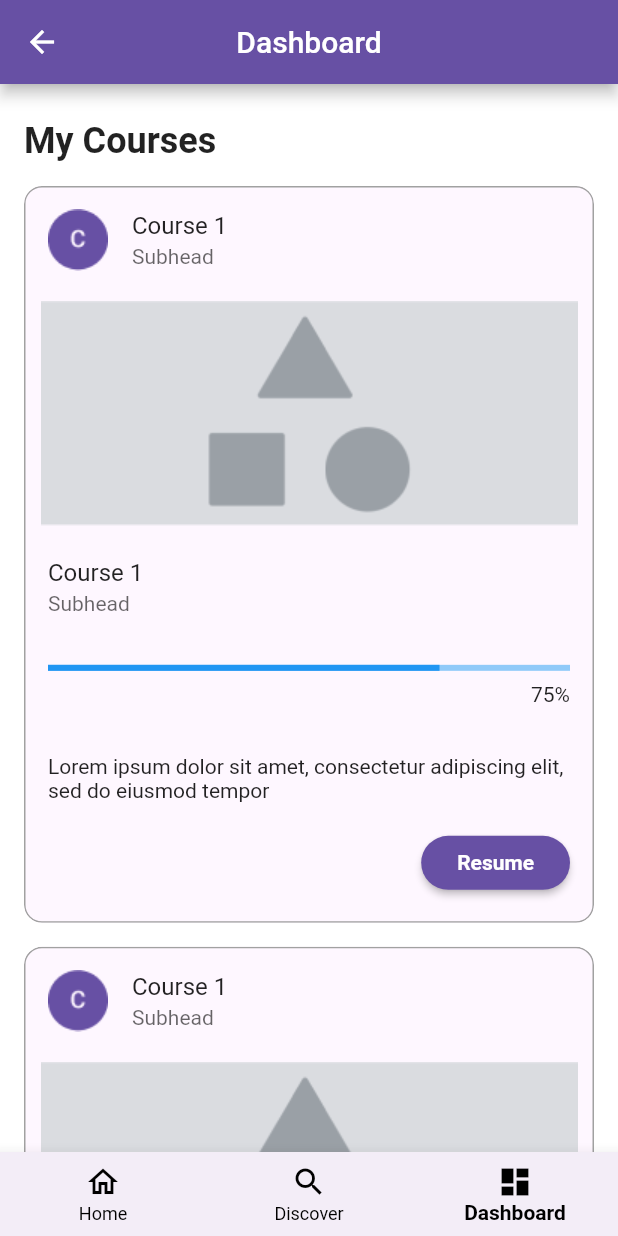
After one commit to Three-Musketeers-IF-C-Sore/course-app-mobile, a Flutter app: the BasePage screen opened directly, item 3 of the bottom bar chosen, after a tap on "Resume", on a phone screen of 412 x 824 dp. The commit adds this screen. Run offline on Flutter 3.47's test engine with Material 2 defaults, Android fonts, the phone set to English and light mode, and no system bars; our stand-ins replace carousel_slider, font_awesome_flutter, image_picker; missing offline and left inert: indexed.

Commit message:
add home, dashboard, base screen

```diff
--- a/lib/main.dart
+++ b/lib/main.dart
@@ -1,10 +1,10 @@
 import 'package:bp/providers/enrolled_course_provider.dart';
 import 'package:bp/providers/theme_mode_provider.dart';
+import 'package:bp/screens/base_screen.dart';
 import 'package:bp/screens/discover_screen.dart';
 import 'package:bp/screens/login_screen.dart';
 import 'package:bp/screens/setting_screen.dart';
 import 'package:bp/theme/colors.dart';
-import 'package:bp/theme/typography.dart';
 import 'package:flutter/material.dart';
 import 'package:provider/provider.dart';
 
@@ -61,6 +61,15 @@ class _MyHomePageState extends State<MyHomePage> {
         child: Column(
           mainAxisAlignment: MainAxisAlignment.center,
           children: <Widget>[
+            TextButton(
+              onPressed: () {
+                Navigator.push(
+                    context,
+                    MaterialPageRoute(
+                        builder: (context) => const BasePage()));
+              },
+              child: const Text('Home Page'),
+            ),
             // Temporary button to setting page
             TextButton(
               onPressed: () {
--- /dev/null
+++ b/lib/screens/base_screen.dart
@@ -0,0 +1,85 @@
+import 'package:bp/providers/theme_mode_provider.dart';
+import 'package:bp/screens/dashboard_screen.dart';
+import 'package:bp/screens/discover_screen.dart';
+import 'package:bp/screens/home_screen.dart';
+import 'package:bp/theme/colors.dart';
+import 'package:flutter/material.dart';
+import 'package:provider/provider.dart';
+import 'package:carousel_slider/carousel_slider.dart';
+
+class BasePage extends StatefulWidget {
+  const BasePage({super.key});
+
+  @override
+  State<BasePage> createState() => _BasePageState();
+}
+
+class _BasePageState extends State<BasePage> {
+
+    int _selectedIndex = 0;
+
+    void _onItemTapped(int index) {
+      setState(() {
+        _selectedIndex = index;
+      });
+    }
+
+    final _pageNames = [
+      'Home',
+      'Discover',
+      'Dashboard',
+    ];
+
+    final List<Widget> _widgetOptions = [
+      const HomePage(),
+      const DiscoverPage(),
+      const DashboardPage(),
+  ];
+
+  @override
+  Widget build(BuildContext context) {
+    final setting = Provider.of<ThemeModeProvider>(context);
+    final currentWidth = MediaQuery.of(context).size.width;
+
+    return Scaffold(
+      backgroundColor: setting.backgroundColor,
+      appBar: AppBar(
+        // title: Text(_widgetOptions[_selectedIndex][0]),
+        title: Text(_pageNames[_selectedIndex]),
+        centerTitle: true,
+        backgroundColor: $primary500,
+      ),
+      body: SingleChildScrollView(
+        // child: _widgetOptions[_selectedIndex][1],
+        child: _widgetOptions[_selectedIndex],
+      ),
+      bottomNavigationBar: BottomNavigationBar(
+        currentIndex: _selectedIndex,
+        backgroundColor: const Color.fromRGBO(243, 237, 247, 1.0),
+        selectedItemColor: const Color.fromRGBO(0, 0, 0, 1),
+        unselectedItemColor: const Color.fromRGBO(0, 0, 0, 1),
+        selectedLabelStyle: const TextStyle(
+          fontWeight: FontWeight.w600,
+        ),
+        items: const [
+          BottomNavigationBarItem(
+            icon: Icon(Icons.home_outlined),
+            label: 'Home',
+            activeIcon: Icon(Icons.home_filled),
+          ),
+          BottomNavigationBarItem(
+            icon: Icon(Icons.search),
+            label: 'Discover',
+            activeIcon: Icon(Icons.search),
+          ),
+          BottomNavigationBarItem(
+            icon: Icon(Icons.dashboard_outlined),
+            label: 'Dashboard',
+            activeIcon: Icon(Icons.dashboard),
+          ),
+        ],
+        onTap: _onItemTapped,
+      ),
+    );
+  }
+}
--- /dev/null
+++ b/lib/screens/dashboard_screen.dart
@@ -0,0 +1,141 @@
+import 'package:bp/providers/theme_mode_provider.dart';
+import 'package:flutter/material.dart';
+import 'package:provider/provider.dart';
+
+class DashboardPage extends StatefulWidget {
+  const DashboardPage({super.key});
+
+  @override
+  State<DashboardPage> createState() => _DashboardPageState();
+}
+
+class _DashboardPageState extends State<DashboardPage> {
+
+  @override
+  Widget build(BuildContext context) {
+    final setting = Provider.of<ThemeModeProvider>(context);
+    final currentWidth = MediaQuery.of(context).size.width;
+
+    return Padding(
+      padding: const EdgeInsets.only(top: 24, right: 16, left: 16),
+      child: Column(
+        children: [
+          SizedBox(
+            width: currentWidth,
+            child: const Text(
+              'My Courses',
+              style: TextStyle(
+                fontSize: 24,
+                fontWeight: FontWeight.w700,
+              ),
+            ),
+          ),
+
+          SizedBox(height: 16),
+
+          SingleChildScrollView(
+            child: Column(
+              children: [1,2,3,4,5].map((i) {
+                return Card(
+                  margin: const EdgeInsets.only(bottom: 16),
+                  color: const Color.fromRGBO(254, 247, 255, 1),
+                  elevation: 0,
+                  shape: const RoundedRectangleBorder(
+                    side: BorderSide(
+                      color: Color.fromRGBO(161, 161, 161, 1),
+                    ),
+                    borderRadius: BorderRadius.all(Radius.circular(12)),
+                  ),
+                  clipBehavior: Clip.antiAlias,
+                  child: Column(
+                    children: [
+                      ListTile(
+                        leading: Image.asset('assets/images/home/course-icon.png'),
+                        title: const Text('Course 1'),
+                        subtitle: Text(
+                          'Subhead',
+                          style: TextStyle(color: Colors.black.withOpacity(0.6)),
+                        ),
+                      ),
+                      SizedBox(
+                        width: currentWidth,
+                        child: Image.asset('assets/images/home/course-image.png'),
+                      ),
+
+                      ListTile(
+                        title: const Text('Course 1'),
+                        subtitle: Text(
+                          'Subhead',
+                          style: TextStyle(color: Colors.black.withOpacity(0.6)),
+                        ),
+                      ),
+
+                      Padding(
+                        padding: const EdgeInsets.all(16),
+                        child: Column(
+                          crossAxisAlignment: CrossAxisAlignment.end,
+                          children: const [
+                            LinearProgressIndicator(
+                              value: 0.75,
+                              semanticsLabel: 'Linear progress indicator',
+                            ),
+                            SizedBox(height: 8),
+                            Text(
+                              "75%",
+                              style: TextStyle(
+                                fontSize: 14,
+                              ),
+                            ),
+                          ],
+                        ),
+                      ),
+
+                      const Padding(
+                        padding: EdgeInsets.all(16),
+                        child: Text('Lorem ipsum dolor sit amet, consectetur adipiscing elit, sed do eiusmod tempor'),
+                      ),
+
+                      Container(
+                        width: currentWidth,
+                        padding: EdgeInsets.only(right: 16, bottom: 16),
+                        child: Row(
+                          mainAxisSize: MainAxisSize.min,
+                          mainAxisAlignment: MainAxisAlignment.end,
+                          crossAxisAlignment: CrossAxisAlignment.start,
+                          children: [
+                            ElevatedButton(
+                              onPressed: () => {},
+                              style: ButtonStyle(
+                                backgroundColor: MaterialStateProperty.all<Color>(Color.fromRGBO(103, 80, 164, 1)),
+                                padding: MaterialStateProperty.all<EdgeInsets>(
+                                  const EdgeInsets.only(top: 10, bottom: 10, left: 24, right: 24)
+                                ),
+                                shape: MaterialStateProperty.all<RoundedRectangleBorder>(
+                                  RoundedRectangleBorder(
+                                    borderRadius: BorderRadius.circular(18.0),
+                                  )
+                                )
+                              ),
+                              child: const Text(
+                                style: TextStyle(
+                                  fontSize: 14,
+                                  fontWeight: FontWeight.w600,
+                                ),
+                                'Resume',
+                              ),
+                            ),
+                          ],
+                        ),
+                      )
+
+                    ],
+                  ),
+                );
+              }).toList(),
+            ),
+          )
+        ],
+      ),
+    );
+  }
+}
--- a/lib/screens/discover_screen.dart
+++ b/lib/screens/discover_screen.dart
@@ -68,15 +68,7 @@ class _DiscoverPageState extends State<DiscoverPage> {
     final setting = Provider.of<ThemeModeProvider>(context);
     final currentWidth = MediaQuery.of(context).size.width;
 
-    return Scaffold(
-      backgroundColor: setting.backgroundColor,
-      appBar: AppBar(
-        title: const Text('Courses'),
-        centerTitle: true,
-        backgroundColor: $primary500,
-      ),
-      body: SingleChildScrollView(
-        child: Padding(
+    return Padding(
           padding: const EdgeInsets.symmetric(vertical: 25, horizontal: 15),
           child: Column(
             mainAxisAlignment: MainAxisAlignment.start,
@@ -129,7 +121,22 @@ class _DiscoverPageState extends State<DiscoverPage> {
                   },
                   itemBuilder: (context, index) {
                     return GestureDetector(
-                      onTap: () => Navigator.push(context, MaterialPageRoute(builder: (context) => CourseDetailPage(id: recommend[index]['id'], image: recommend[index]['image'], title: recommend[index]['title'], university: recommend[index]['university'], instructor: recommend[index]['instructor'], description: recommend[index]['description'], chapter: recommend[index]['chapter'],rating: recommend[index]['rating']))),
+                      onTap: () => Navigator.push(
+                        context,
+                        MaterialPageRoute(
+                          builder: (context) =>
+                            CourseDetailPage(
+                              id: recommend[index]['id'],
+                              image: recommend[index]['image'],
+                              title: recommend[index]['title'],
+                              university: recommend[index]['university'],
+                              instructor: recommend[index]['instructor'],
+                              description: recommend[index]['description'],
+                              chapter: recommend[index]['chapter'],
+                              rating: recommend[index]['rating']
+                            )
+                        )
+                      ),
                       child: Card(
                         color: $white,
                         shadowColor: $black,
@@ -344,8 +351,6 @@ class _DiscoverPageState extends State<DiscoverPage> {
               ],
             ],
           ),
-        ),
-      ),
-    );
+        );
   }
 }
--- /dev/null
+++ b/lib/screens/home_screen.dart
@@ -0,0 +1,293 @@
+import 'package:bp/providers/theme_mode_provider.dart';
+import 'package:flutter/material.dart';
+import 'package:provider/provider.dart';
+
+class HomePage extends StatefulWidget {
+  const HomePage({super.key});
+
+  @override
+  State<HomePage> createState() => _HomePageState();
+}
+
+class _HomePageState extends State<HomePage> {
+
+  @override
+  Widget build(BuildContext context) {
+    final setting = Provider.of<ThemeModeProvider>(context);
+    final currentWidth = MediaQuery.of(context).size.width;
+
+    return Padding(
+          padding: const EdgeInsets.only(top: 24, right: 16, left: 16),
+          child: Column(
+            children: [
+              Container(
+                margin: const EdgeInsets.only(top: 8),
+                height: 160,
+                child: ListView.separated(
+                  physics: const PageScrollPhysics(),
+                  separatorBuilder: (context, index) =>
+                    const Divider(
+                      indent: 1.0,
+                    ),
+                  scrollDirection: Axis.horizontal,
+                  itemCount: 5,
+                  itemBuilder: (context, index) {
+                    Widget item = Container(
+                      margin: const EdgeInsets.only(right: 12),
+                      width: 200,
+                      height: 180,
+                      child: Image.asset('assets/images/home/Item-1.png'),
+                    );
+                    if (index == 0) {
+                      return Padding(
+                        padding: const EdgeInsets.only(left: 4),
+                        child: item,
+                      );
+                    } else if (index == 4) {
+                      return Padding(
+                        padding: const EdgeInsets.only(right: 4),
+                        child: item,
+                      );
+                    }
+                    return item;
+                  }
+                ),
+              ),
+
+              Container(
+                margin: const EdgeInsets.only(top: 16.0),
+                child: Column(
+                  children: const [
+                    Text(
+                      'Learn anywhere, anytime from your fingertips',
+                      style: TextStyle(
+                        fontSize: 28,
+                        fontWeight: FontWeight.w700,
+                        fontFamily: 'Playfair Display'
+                      ),
+                    ),
+                    Text(
+                      'Find 500+ courses from 200+ instructors around the world        ',
+                      style: TextStyle(
+                        fontSize: 14,
+                        fontWeight: FontWeight.w500,
+                      ),
+                    ),
+                  ],
+                ),
+              ),
+
+              // section 1
+              Container(
+                margin: const EdgeInsets.only(top: 24.0),
+                child: Column(
+                  children: [
+                    SizedBox(
+                      width: currentWidth,
+                      child: const Text(
+                        'Recommended For You',
+                        style: TextStyle(
+                          color: Colors.black,
+                          fontSize: 22,
+                          fontFamily: 'Plus Jakarta Sans',
+                          fontWeight: FontWeight.w700,
+                        ),
+                      ),
+                    ),
+
+                    Container(
+                      margin: const EdgeInsets.only(top: 8),
+                      height: 160,
+                      child: ListView.separated(
+                        physics: const PageScrollPhysics(),
+                        separatorBuilder: (context, index) => const Divider(
+                          indent: 1.0,
+                        ),
+                        scrollDirection: Axis.horizontal,
+                        itemCount: 5,
+                        itemBuilder: (context, index) {
+                          Widget item = Container(
+                            margin: const EdgeInsets.only(right: 8),
+                            width: 176,
+                            height: 148,
+                            child: Column(
+                              mainAxisSize: MainAxisSize.min,
+                              mainAxisAlignment: MainAxisAlignment.start,
+                              crossAxisAlignment: CrossAxisAlignment.start,
+                              children: [
+                                Container(
+                                    width: 176,
+                                    height: 88,
+                                    decoration: const BoxDecoration(color: Color(0xFFD9D9D9)),
+                                  ),
+                                Container(
+                                  child: Column(
+                                  mainAxisSize: MainAxisSize.min,
+                                  mainAxisAlignment: MainAxisAlignment.start,
+                                  crossAxisAlignment: CrossAxisAlignment.start,
+                                  children: const [
+                                    SizedBox(
+                                        width: 176,
+                                        child: Padding(
+                                          padding: EdgeInsets.only(top: 4),
+                                          child: Text(
+                                            'Data Structure and Algorithm',
+                                            style: TextStyle(
+                                              color: Colors.black,
+                                              fontSize: 14,
+                                              fontFamily: 'Plus Jakarta Sans',
+                                              fontWeight: FontWeight.w500,
+                                            ),
+                                          ),
+                                        ),
+                                      ),
+                                    SizedBox(
+                                        child: Padding(
+                                          padding: EdgeInsets.only(top: 4),
+                                          child: Text(
+                                            'University of Waterloo',
+                                            style: TextStyle(
+                                              color: Colors.black,
+                                              fontSize: 12,
+                                              fontFamily: 'Plus Jakarta Sans',
+                                              fontWeight: FontWeight.w500,
+                                            ),
+                                          ),
+                                        ),
+                                      ),
+
+                                  ],
+                                ),
+                              ),
+                            ],
+                           ),
+                        );
+                        if (index == 0) {
+                          return Padding(
+                            padding: const EdgeInsets.only(left: 4),
+                            child: item,
+                          );
+                        } else if (index == 4) {
+                          return Padding(
+                            padding: const EdgeInsets.only(right: 4),
+                            child: item,
+                          );
+                        }
+                        return item;
+                      }),
+                    )
+                  ],
+                ),
+              ),
+
+              // section 2
+              Container(
+                margin: const EdgeInsets.only(top: 24.0),
+                child: Column(
+                  children: [
+                    SizedBox(
+                      width: currentWidth,
+                      child: const Text(
+                        'Most Participants',
+                        style: TextStyle(
+                          color: Colors.black,
+                          fontSize: 22,
+                          fontFamily: 'Plus Jakarta Sans',
+                          fontWeight: FontWeight.w700,
+                        ),
+                      ),
+                    ),
+
+                    Container(
+                      margin: const EdgeInsets.only(top: 8),
+                      height: 160,
+                      child: ListView.separated(
+                        physics: const PageScrollPhysics(),
+                        separatorBuilder: (context, index) => const Divider(
+                          indent: 1.0,
+                        ),
+                        scrollDirection: Axis.horizontal,
+                        itemCount: 5,
+                        itemBuilder: (context, index) {
+                          Widget item = Container(
+                            margin: const EdgeInsets.only(right: 8),
+                            width: 176,
+                            height: 148,
+                            child: Column(
+                              mainAxisSize: MainAxisSize.min,
+                              mainAxisAlignment: MainAxisAlignment.start,
+                              crossAxisAlignment: CrossAxisAlignment.start,
+                              children: [
+                                Container(
+                                    width: 176,
+                                    height: 88,
+                                    decoration: const BoxDecoration(color: Color(0xFFD9D9D9)),
+                                  ),
+                                Container(
+                                  child: Column(
+                                  mainAxisSize: MainAxisSize.min,
+                                  mainAxisAlignment: MainAxisAlignment.start,
+                                  crossAxisAlignment: CrossAxisAlignment.start,
+                                  children: const [
+                                    SizedBox(
+                                        width: 176,
+                                        child: Padding(
+                                          padding: EdgeInsets.only(top: 4),
+                                          child: Text(
+                                            'Data Structure and Algorithm',
+                                            style: TextStyle(
+                                              color: Colors.black,
+                                              fontSize: 14,
+                                              fontFamily: 'Plus Jakarta Sans',
+                                              fontWeight: FontWeight.w500,
+                                            ),
+                                          ),
+                                        ),
+                                      ),
+                                    SizedBox(
+                                        child: Padding(
+                                          padding: EdgeInsets.only(top: 4),
+                                          child: Text(
+                                            'University of Waterloo',
+                                            style: TextStyle(
+                                              color: Colors.black,
+                                              fontSize: 12,
+                                              fontFamily: 'Plus Jakarta Sans',
+                                              fontWeight: FontWeight.w500,
+                                            ),
+                                          ),
+                                        ),
+                                      ),
+
+                                  ],
+                                ),
+                              ),
+                            ],
+                           ),
+                        );
+                        if (index == 0) {
+                          return Padding(
+                            padding: const EdgeInsets.only(left: 4),
+                            child: item,
+                          );
+                        } else if (index == 4) {
+                          return Padding(
+                            padding: const EdgeInsets.only(right: 4),
+                            child: item,
+                          );
+                        }
+                        return item;
+                      }),
+                    )
+                  ],
+                ),
+              ),
+
+              const SizedBox(
+                height: 24,
+              ),
+            ],
+          ),
+        );
+  }
+}
--- a/pubspec.yaml
+++ b/pubspec.yaml
@@ -71,6 +71,8 @@ flutter:
     - assets/images/dataScience.jpeg
     - assets/images/cp.jpeg
     - assets/images/undraw_Empty.png
+    - assets/images/home/
+    - assets/icons/
 
   # An image asset can refer to one or more resolution-specific "variants", see
   # https://flutter.dev/assets-and-images/#resolution-aware
```
Also changed, not shown: assets/images/home/Item-1.png (added), assets/images/home/course-icon.png (added), assets/images/home/course-image.png (added).
